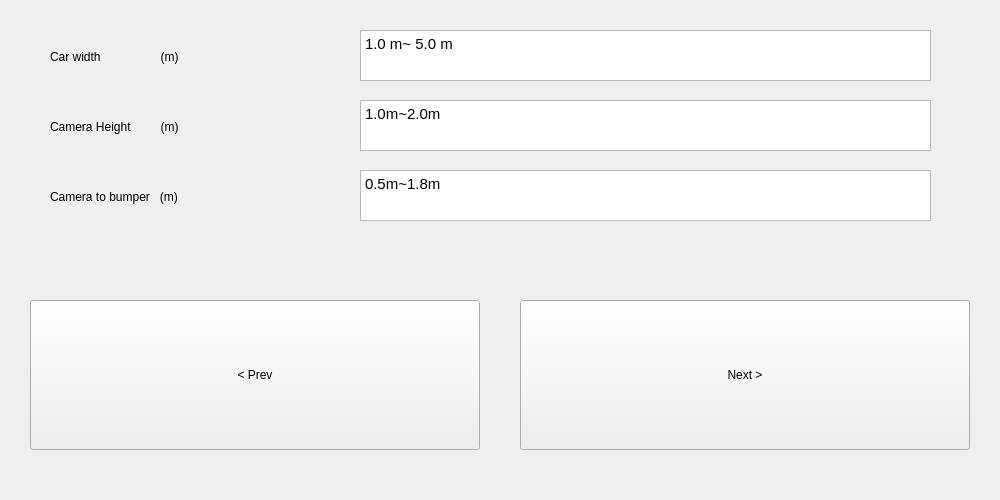
First picture: the form in measurement_vehicle.ui, repository owo458/TempProject, before the edit.
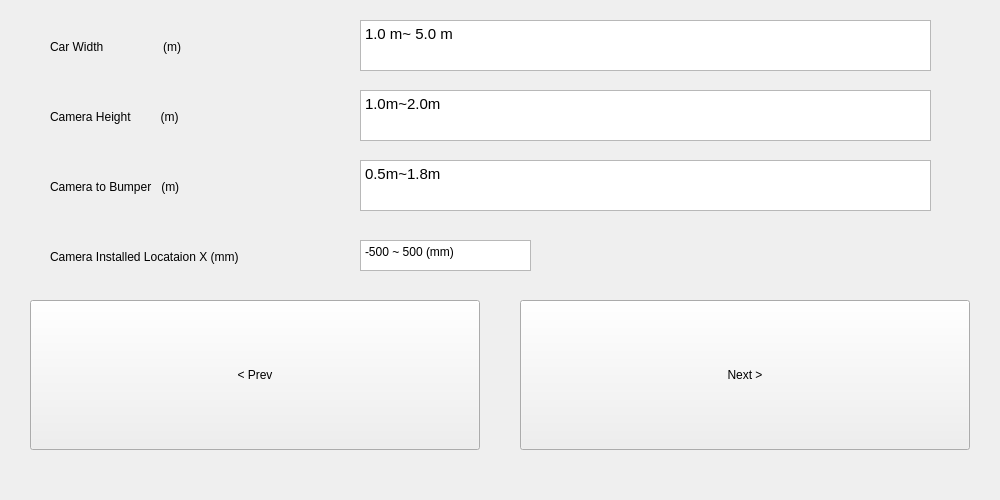
Second picture: the form after the edit.

```diff
--- a/measurement_vehicle.ui
+++ b/measurement_vehicle.ui
@@ -17,7 +17,7 @@
    <property name="geometry">
     <rect>
      <x>360</x>
-     <y>30</y>
+     <y>20</y>
      <width>571</width>
      <height>51</height>
     </rect>
@@ -34,20 +34,20 @@
    <property name="geometry">
     <rect>
      <x>50</x>
-     <y>40</y>
+     <y>30</y>
      <width>301</width>
      <height>34</height>
     </rect>
    </property>
    <property name="text">
-    <string>Car width                  (m)</string>
+    <string>Car Width                  (m)</string>
    </property>
   </widget>
   <widget class="QLabel" name="label_2">
    <property name="geometry">
     <rect>
      <x>50</x>
-     <y>110</y>
+     <y>100</y>
      <width>301</width>
      <height>34</height>
     </rect>
@@ -60,7 +60,7 @@
    <property name="geometry">
     <rect>
      <x>360</x>
-     <y>100</y>
+     <y>90</y>
      <width>571</width>
      <height>51</height>
     </rect>
@@ -77,20 +77,20 @@
    <property name="geometry">
     <rect>
      <x>50</x>
-     <y>180</y>
-     <width>301</width>
-     <height>34</height>
-    </rect>
-   </property>
-   <property name="text">
-    <string>Camera to bumper   (m)</string>
-   </property>
-  </widget>
-  <widget class="QTextBrowser" name="textBrowser_2">
-   <property name="geometry">
-    <rect>
-     <x>360</x>
      <y>170</y>
+     <width>301</width>
+     <height>34</height>
+    </rect>
+   </property>
+   <property name="text">
+    <string>Camera to Bumper   (m)</string>
+   </property>
+  </widget>
+  <widget class="QTextBrowser" name="textBrowser_2">
+   <property name="geometry">
+    <rect>
+     <x>360</x>
+     <y>160</y>
      <width>571</width>
      <height>51</height>
     </rect>
@@ -129,6 +129,36 @@
     <string>Next &gt;</string>
    </property>
   </widget>
+  <widget class="QLabel" name="label_4">
+   <property name="geometry">
+    <rect>
+     <x>50</x>
+     <y>240</y>
+     <width>301</width>
+     <height>34</height>
+    </rect>
+   </property>
+   <property name="text">
+    <string>Camera Installed Locataion X (mm)</string>
+   </property>
+  </widget>
+  <widget class="QTextEdit" name="textEdit_camInstalled">
+   <property name="geometry">
+    <rect>
+     <x>360</x>
+     <y>240</y>
+     <width>171</width>
+     <height>31</height>
+    </rect>
+   </property>
+   <property name="html">
+    <string>&lt;!DOCTYPE HTML PUBLIC &quot;-//W3C//DTD HTML 4.0//EN&quot; &quot;http://www.w3.org/TR/REC-html40/strict.dtd&quot;&gt;
+&lt;html&gt;&lt;head&gt;&lt;meta name=&quot;qrichtext&quot; content=&quot;1&quot; /&gt;&lt;style type=&quot;text/css&quot;&gt;
+p, li { white-space: pre-wrap; }
+&lt;/style&gt;&lt;/head&gt;&lt;body style=&quot; font-family:'Sans Serif'; font-size:9pt; font-weight:400; font-style:normal;&quot;&gt;
+&lt;p style=&quot; margin-top:0px; margin-bottom:0px; margin-left:0px; margin-right:0px; -qt-block-indent:0; text-indent:0px;&quot;&gt;-500 ~ 500 (mm)&lt;/p&gt;&lt;/body&gt;&lt;/html&gt;</string>
+   </property>
+  </widget>
  </widget>
  <resources/>
  <connections/>
```
